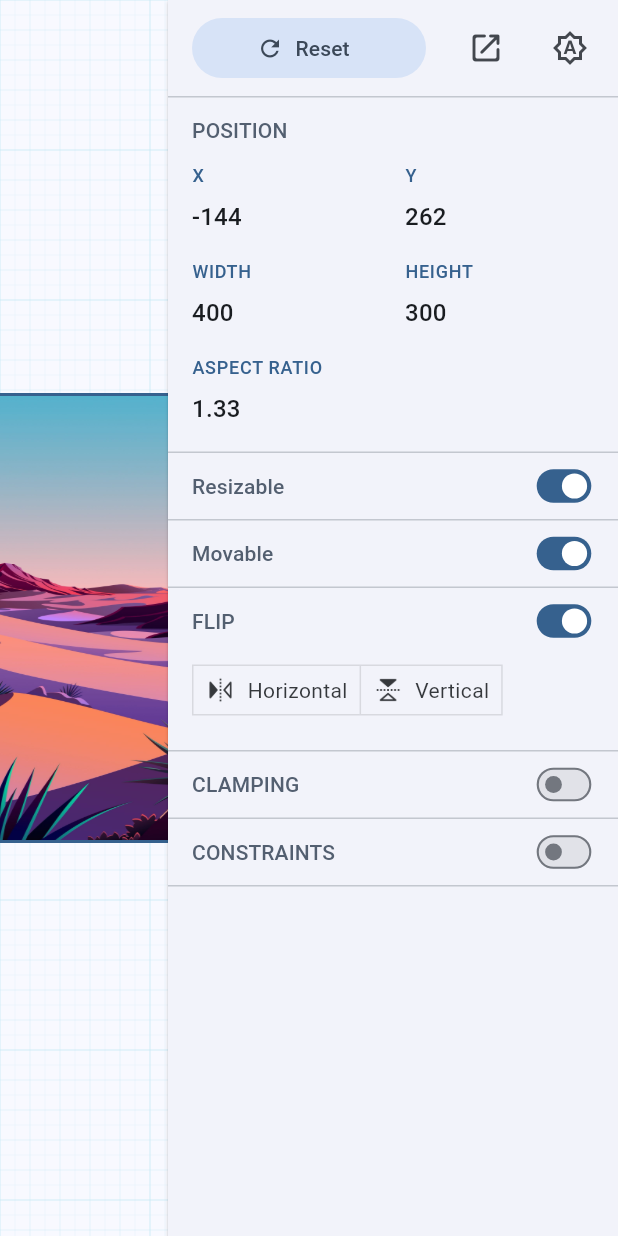
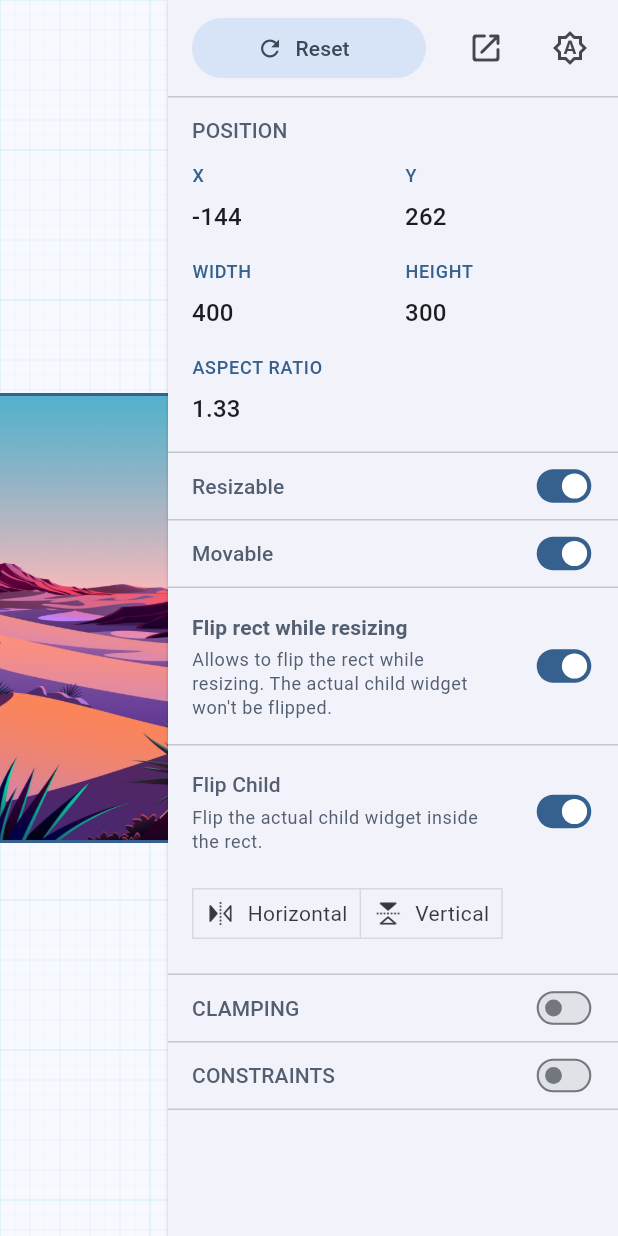
Before and after one commit to hyper-designed/box_transform, a Flutter app: the screen it shows after launch, after a tap on "Reset", on a phone screen of 412 x 824 dp. Run offline on Flutter 3.47's test engine with Material 2 defaults, Android fonts, the light colour scheme and no system bars; our stand-ins replace adaptive_theme.

Commit message:
Miscellaneous improvements
- Fix flipping issue caused by handle size.
- Implement flipChild and flipRectWhileResizing.

```diff
--- a/packages/flutter_box_transform/example/lib/main.dart
+++ b/packages/flutter_box_transform/example/lib/main.dart
@@ -63,11 +63,12 @@ class PlaygroundModel with ChangeNotifier {
   Rect clampingRect = Rect.largest;
   Rect? playgroundArea;
   late BoxConstraints constraints = const BoxConstraints(
-    minWidth: double.infinity,
-    minHeight: double.infinity,
+    minWidth: 0,
+    minHeight: 0,
   );
 
-  bool flipEnabled = true;
+  bool flipRectWhileResizing = true;
+  bool flipChild = true;
   bool clampingEnabled = false;
   bool constraintsEnabled = false;
   bool resizable = true;
@@ -92,8 +93,8 @@ class PlaygroundModel with ChangeNotifier {
     );
 
     constraints = const BoxConstraints(
-      minWidth: double.infinity,
-      minHeight: double.infinity,
+      minWidth: 0,
+      minHeight: 0,
     );
 
     resizable = true;
@@ -115,8 +116,13 @@ class PlaygroundModel with ChangeNotifier {
     notifyListeners();
   }
 
-  void onFlipEnabledChanged(bool enabled) {
-    flipEnabled = enabled;
+  void onFlipChildChanged(bool enabled) {
+    flipChild = enabled;
+    notifyListeners();
+  }
+
+  void onFlipWhileResizingChanged(bool enabled) {
+    flipRectWhileResizing = enabled;
     notifyListeners();
   }
 
@@ -198,12 +204,10 @@ class PlaygroundModel with ChangeNotifier {
     bool forceMaxHeight = false,
   }) {
     constraints = BoxConstraints(
-      minWidth: forceMinWidth
-          ? minWidth ?? double.infinity
-          : minWidth ?? constraints.minWidth,
-      minHeight: forceMinHeight
-          ? minHeight ?? double.infinity
-          : minHeight ?? constraints.minHeight,
+      minWidth:
+          forceMinWidth ? minWidth ?? 0 : minWidth ?? constraints.minWidth,
+      minHeight:
+          forceMinHeight ? minHeight ?? 0 : minHeight ?? constraints.minHeight,
       maxWidth: forceMaxWidth
           ? maxWidth ?? double.infinity
           : maxWidth ?? constraints.maxWidth,
@@ -211,6 +215,8 @@ class PlaygroundModel with ChangeNotifier {
           ? maxHeight ?? double.infinity
           : maxHeight ?? constraints.maxHeight,
     );
+    print(
+        'constraints: ${constraints.minWidth}, ${constraints.minHeight}, ${constraints.maxWidth}, ${constraints.maxHeight}');
     notifyListeners();
   }
 }
@@ -344,6 +350,8 @@ class _ImageBoxState extends State<ImageBox> {
       onChanged: model.onRectChanged,
       resizable: model.resizable,
       movable: model.movable,
+      flipChild: model.flipChild,
+      flipWhileResizing: model.flipRectWhileResizing,
       onTerminalSizeReached: (
         bool reachedMinWidth,
         bool reachedMaxWidth,
@@ -362,10 +370,7 @@ class _ImageBoxState extends State<ImageBox> {
           maxHeightReached = reachedMaxHeight;
         });
       },
-      contentBuilder: (context, rect, flip) => Transform.scale(
-        scaleX: model.flipEnabled && flip.isHorizontal ? -1 : 1,
-        scaleY: model.flipEnabled && flip.isVertical ? -1 : 1,
-        child: Container(
+      childBuilder: (context, rect, flip) => Container(
         width: rect.width,
         height: rect.height,
         decoration: BoxDecoration(
@@ -390,7 +395,6 @@ class _ImageBoxState extends State<ImageBox> {
                       ? Colors.red
                       : handleColor,
               width: 2,
-              ),
             ),
           ),
         ),
@@ -483,7 +487,7 @@ class _ClampingRectState extends State<ClampingRect> {
       },
       handleGestureResponseDiameter: 32,
       handleBuilder: (context, handle) => const ColoredBox(color: mainColor),
-      contentBuilder: (context, _, flip) => Container(
+      childBuilder: (context, _, flip) => Container(
         width: model.clampingRect.width,
         height: model.clampingRect.height,
         alignment: Alignment.bottomRight,
@@ -742,17 +746,37 @@ class FlipControls extends StatelessWidget {
         children: [
           Container(
             // color: Theme.of(context).colorScheme.secondary.withOpacity(0.1),
-            height: 44,
-            padding: const EdgeInsets.fromLTRB(16, 0, 6, 0),
+            // height: 44,
+            padding: const EdgeInsets.fromLTRB(16, 16, 6, 16),
             alignment: Alignment.centerLeft,
             child: Row(
               children: [
                 Expanded(
-                  child: Text(
-                    'FLIP',
+                  child: Column(
+                    crossAxisAlignment: CrossAxisAlignment.start,
+                    mainAxisSize: MainAxisSize.min,
+                    children: [
+                      Text(
+                        'Flip rect while resizing',
                         style: Theme.of(context).textTheme.titleSmall!.copyWith(
                               color: Theme.of(context).colorScheme.secondary,
+                              fontWeight: FontWeight.bold,
                             ),
+                      ),
+                      const SizedBox(height: 4),
+                      FractionallySizedBox(
+                        widthFactor: 0.9,
+                        child: Text(
+                          'Allows to flip the rect while resizing. The actual child widget won\'t be flipped.',
+                          style: Theme.of(context)
+                              .textTheme
+                              .bodySmall!
+                              .copyWith(
+                                color: Theme.of(context).colorScheme.secondary,
+                              ),
+                        ),
+                      ),
+                    ],
                   ),
                 ),
                 SizedBox(
@@ -760,15 +784,64 @@ class FlipControls extends StatelessWidget {
                   child: Transform.scale(
                     scale: 0.7,
                     child: Switch(
-                      value: model.flipEnabled,
-                      onChanged: (value) => model.onFlipEnabledChanged(value),
+                      value: model.flipRectWhileResizing,
+                      onChanged: (value) =>
+                          model.onFlipWhileResizingChanged(value),
                     ),
                   ),
                 ),
               ],
             ),
           ),
-          if (model.flipEnabled)
+          const Divider(height: 1),
+          Container(
+            // color: Theme.of(context).colorScheme.secondary.withOpacity(0.1),
+            // height: 44,
+            padding: const EdgeInsets.fromLTRB(16, 16, 6, 16),
+            alignment: Alignment.centerLeft,
+            child: Row(
+              children: [
+                Expanded(
+                  child: Column(
+                    mainAxisSize: MainAxisSize.min,
+                    crossAxisAlignment: CrossAxisAlignment.start,
+                    children: [
+                      Text(
+                        'Flip Child',
+                        style: Theme.of(context).textTheme.titleSmall!.copyWith(
+                              color: Theme.of(context).colorScheme.secondary,
+                            ),
+                      ),
+                      const SizedBox(height: 4),
+                      FractionallySizedBox(
+                        widthFactor: 0.9,
+                        child: Text(
+                          'Flip the actual child widget inside the rect.',
+                          style: Theme.of(context)
+                              .textTheme
+                              .bodySmall!
+                              .copyWith(
+                                color: Theme.of(context).colorScheme.secondary,
+                              ),
+                        ),
+                      ),
+                    ],
+                  ),
+                ),
+                SizedBox(
+                  height: 20,
+                  child: Transform.scale(
+                    scale: 0.7,
+                    child: Switch(
+                      value: model.flipChild,
+                      onChanged: (value) => model.onFlipChildChanged(value),
+                    ),
+                  ),
+                ),
+              ],
+            ),
+          ),
+          if (model.flipChild)
             Padding(
               padding: const EdgeInsets.fromLTRB(16, 0, 16, 16),
               child: Row(
@@ -1088,9 +1161,9 @@ class _ConstraintsControlsState extends State<ConstraintsControls> {
   late final TextEditingController maxWidthController;
   late final TextEditingController maxHeightController;
 
-  double? get minWidth => double.tryParse(minWidthController.text);
+  double? get minWidth => double.tryParse(minWidthController.text) ?? 0;
 
-  double? get minHeight => double.tryParse(minHeightController.text);
+  double? get minHeight => double.tryParse(minHeightController.text) ?? 0;
 
   double? get maxWidth => double.tryParse(maxWidthController.text);
 
--- a/packages/flutter_box_transform/lib/src/transformable_box.dart
+++ b/packages/flutter_box_transform/lib/src/transformable_box.dart
@@ -12,7 +12,7 @@ typedef HandleBuilder = Widget Function(
 /// A callback that expects a [Widget] that represents the content of the box.
 /// The [rect] is the current position and size of the box.
 /// The [flip] is the current flip state of the box.
-typedef BoxContentBuilder = Widget Function(
+typedef TransformableChildBuilder = Widget Function(
   BuildContext context,
   Rect rect,
   Flip flip,
@@ -82,7 +82,7 @@ class TransformableBox extends StatefulWidget {
   /// [TransformableBox]. This is the physical widget you wish to show resizable
   /// handles on. It's most commonly something like an image widget, but it
   /// could be anything you want to have resizable & draggable box handles on.
-  final BoxContentBuilder contentBuilder;
+  final TransformableChildBuilder childBuilder;
 
   /// A builder function that is used to build the handles of the
   /// [TransformableBox]. If you don't specify it, the default handles will be
@@ -222,10 +222,19 @@ class TransformableBox extends StatefulWidget {
   /// all moving operations.
   final bool movable;
 
+  /// Whether to allow flipping of the box while resizing. If this is set to
+  /// true, the box will flip when the user drags the handles to opposite
+  /// corners of the rect.
+  final bool flipWhileResizing;
+
+  /// Whether to flip the child of the box when the box is flipped. If this is
+  /// set to true, the child will be flipped when the box is flipped.
+  final bool flipChild;
+
   /// Creates a [TransformableBox] widget.
   const TransformableBox({
     super.key,
-    required this.contentBuilder,
+    required this.childBuilder,
     this.onChanged,
     this.onMoved,
     this.onResized,
@@ -249,6 +258,8 @@ class TransformableBox extends StatefulWidget {
     this.onTerminalSizeReached,
     this.resizable = true,
     this.movable = true,
+    this.flipWhileResizing = true,
+    this.flipChild = true,
   })  : assert(
           handleGestureResponseDiameter >= handleRenderedDiameter,
           'The handle gesture response diameter must be '
@@ -297,7 +308,9 @@ class _TransformableBoxState extends State<TransformableBox> {
         ..constraints = widget.constraints
         ..resolveResizeModeCallback = widget.resolveResizeModeCallback
         ..movable = widget.movable
-        ..resizable = widget.resizable;
+        ..resizable = widget.resizable
+        ..flipWhileResizing = widget.flipWhileResizing
+        ..flipChild = widget.flipChild;
     }
   }
 
@@ -321,7 +334,9 @@ class _TransformableBoxState extends State<TransformableBox> {
         ..constraints = widget.constraints
         ..resolveResizeModeCallback = widget.resolveResizeModeCallback
         ..resizable = widget.resizable
-        ..movable = widget.movable;
+        ..movable = widget.movable
+        ..flipWhileResizing = widget.flipWhileResizing
+        ..flipChild = widget.flipChild;
     }
 
     // Return if the controller is external.
@@ -341,12 +356,12 @@ class _TransformableBoxState extends State<TransformableBox> {
     }
     if (oldWidget.clampingRect != widget.clampingRect) {
       controller.clampingRect = widget.clampingRect;
-      controller.recalculateBox(notify: false);
+      controller.recalculatePosition(notify: false);
     }
 
     if (oldWidget.constraints != widget.constraints) {
       controller.constraints = widget.constraints;
-      controller.recalculateBox(notify: false);
+      controller.recalculateSize(notify: false);
     }
 
     if (oldWidget.resizable != widget.resizable) {
@@ -355,6 +370,14 @@ class _TransformableBoxState extends State<TransformableBox> {
 
     if (oldWidget.movable != widget.movable) {
       controller.movable = widget.movable;
+    }
+
+    if (oldWidget.flipChild != widget.flipChild) {
+      controller.flipChild = widget.flipChild;
+    }
+
+    if (oldWidget.flipWhileResizing != widget.flipWhileResizing) {
+      controller.flipWhileResizing = widget.flipWhileResizing;
     }
   }
 
@@ -450,7 +473,11 @@ class _TransformableBoxState extends State<TransformableBox> {
               },
               onPointerUp: (event) => controller.onDragEnd(),
               onPointerCancel: (event) => controller.onDragEnd(),
-              child: widget.contentBuilder(context, box, flip),
+              child: Transform.scale(
+                scaleX: controller.flipChild && flip.isHorizontal ? -1 : 1,
+                scaleY: controller.flipChild && flip.isVertical ? -1 : 1,
+                child: widget.childBuilder(context, box, flip),
+              ),
             ),
           ),
           HandleWidget(
--- a/packages/flutter_box_transform/lib/src/ui_box_transform.dart
+++ b/packages/flutter_box_transform/lib/src/ui_box_transform.dart
@@ -1,7 +1,7 @@
 import 'dart:ui' as ui;
 
+import 'package:box_transform/box_transform.dart' as transform;
 import 'package:flutter/rendering.dart' as widgets;
-import 'package:box_transform/box_transform.dart' as transform;
 
 import '../flutter_box_transform.dart';
 
@@ -20,6 +20,7 @@ class UIBoxTransform {
     required transform.Flip initialFlip,
     ui.Rect clampingRect = ui.Rect.largest,
     widgets.BoxConstraints constraints = const widgets.BoxConstraints(),
+    bool flipRect = true,
   }) =>
       transform.BoxTransformer.resize(
         initialBox: initialRect.toBox(),
@@ -30,6 +31,7 @@ class UIBoxTransform {
         initialFlip: initialFlip,
         clampingRect: clampingRect.toBox(),
         constraints: constraints.toConstraints(),
+        flipRect: flipRect,
       ).toUI();
 
   /// The Flutter wrapper for [transform.BoxTransformer.move].
```
Also changed, not shown: packages/box_transform/lib/src/transformer.dart (+31 -4 lines), packages/flutter_box_transform/lib/src/transformable_box_controller.dart (+60 -1 lines). Lines whose indentation alone changed are shown as unchanged.
